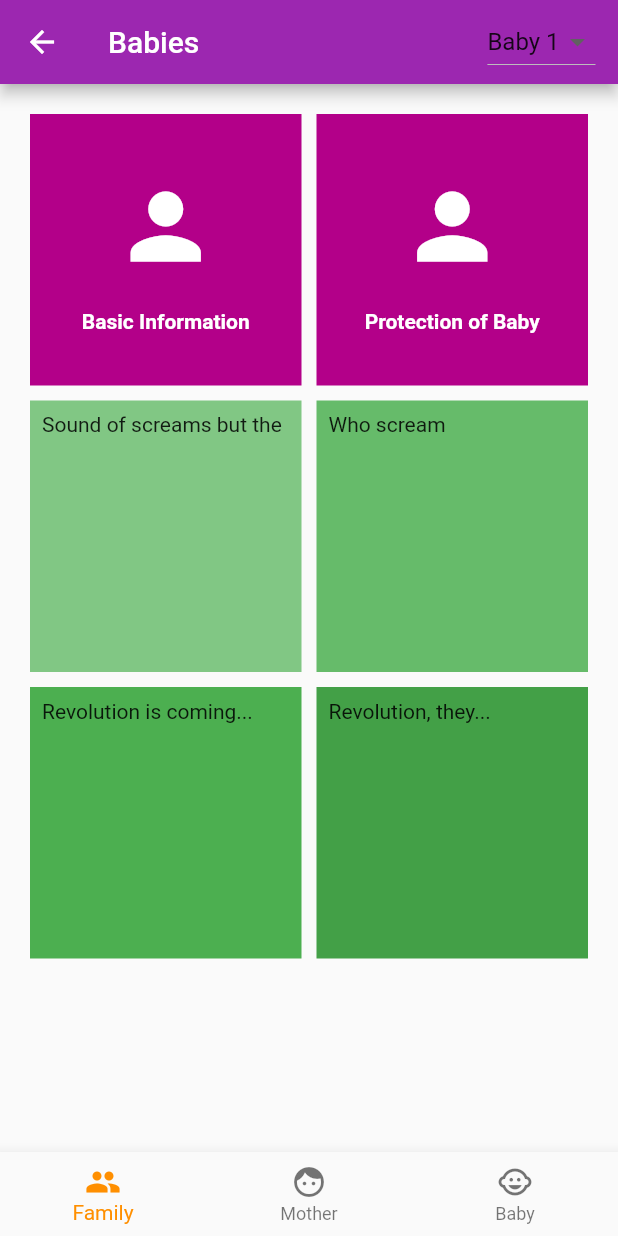
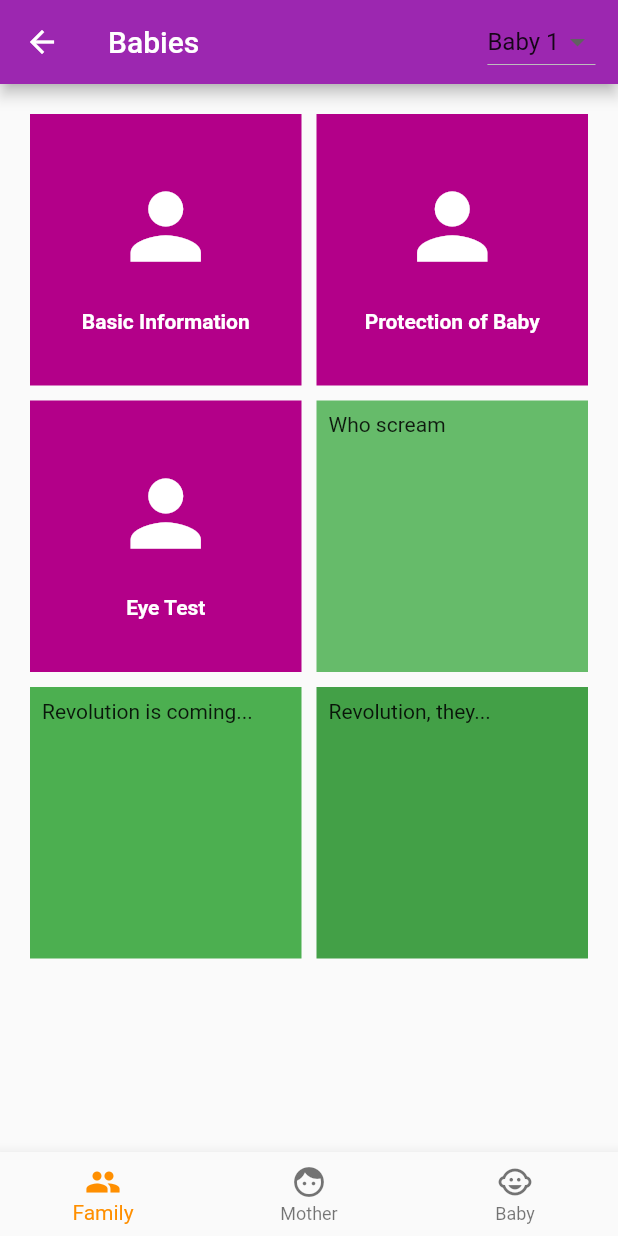
Before and after one commit to eMOH-Kesbewa/eMOH-Project, a Flutter app: the BabyDetails screen opened directly, on a phone screen of 412 x 824 dp. Run offline on Flutter 3.47's test engine with Material 2 defaults, Android fonts, the phone set to English and light mode, and no system bars; our stand-ins replace flutter_icons, material_design_icons_flutter, shared_preferences, toast; accounts and stored records are empty; key blocks and very long unbroken strings in the code were emptied for the run.

Commit message:
eye test not finished

```diff
--- a/mobileapp/lib/pages/babyDetails.dart
+++ b/mobileapp/lib/pages/babyDetails.dart
@@ -2,6 +2,7 @@ import 'package:flutter/material.dart';
 //import 'package:mobileapp/pages/babyInfo/basicInfo.dart';
 import 'package:mobileapp/pages/babyInfo/babyBasicInfo.dart';
 import 'package:mobileapp/pages/babyInfo/babyprotection.dart';
+import 'package:mobileapp/pages/babyInfo/eyeTest.dart';
 import 'package:mobileapp/pages/bottomNavigation.dart';
 import 'package:mobileapp/pages/familyProfile.dart';
 import 'package:mobileapp/pages/motherDetails.dart';
@@ -112,6 +113,38 @@ class _BabyDetailsState extends State<BabyDetails> {
             context, MaterialPageRoute(builder: (context) => BabyProtection())),
       ),
     );
+    final eyeTestBtn = Material(
+      elevation: .0,
+      borderRadius: BorderRadius.circular(0.0),
+      color: Color(0xffb30089),
+      child: MaterialButton(
+        child: Column(
+          children: <Widget>[
+            SizedBox(
+              height: 40.0,
+            ),
+            Icon(
+              Icons.person,
+              color: Colors.white,
+              size: 70.0,
+            ),
+            SizedBox(
+              height: 20.0,
+            ),
+            Text(
+              'Eye Test',
+              style:
+                  TextStyle(fontWeight: FontWeight.bold, color: Colors.white),
+            ),
+          ],
+        ),
+        //minWidth: MediaQuery.of(context).size.width / 2,
+        //height: MediaQuery.of(context).size.width / 4,
+        onPressed: () => Navigator.push(
+            context, MaterialPageRoute(builder: (context) => EyeTest())),
+      ),
+    );
+
     return Scaffold(
       appBar: AppBar(
         title: Text('Babies'),
@@ -134,11 +167,8 @@ class _BabyDetailsState extends State<BabyDetails> {
               children: <Widget>[
                 basicInfoBtn,
                 protectionBtn,
-                Container(
-                  padding: const EdgeInsets.all(8),
-                  child: const Text('Sound of screams but the'),
-                  color: Colors.green[300],
-                ),
+                eyeTestBtn,
+
                 Container(
                   padding: const EdgeInsets.all(8),
                   child: const Text('Who scream'),
--- /dev/null
+++ b/mobileapp/lib/services/babyService/eyeTestService.dart
@@ -0,0 +1,78 @@
+import 'dart:async';
+import 'dart:convert';
+
+import 'package:flutter/material.dart';
+import 'package:http/http.dart' as http;
+import '../globals.dart' as globals;
+
+Future<Baby> fetchBaby2() async {
+  print('fetch Baby function');
+  //String _babyId = globals.BabyId + babyIndex;
+  final response = await http.get(
+      'https://protected-bayou-52277.herokuapp.com/babies/viewbyid/${globals.babyId}');
+  print('status code');
+  print(response.statusCode);
+  print(response.body);
+  // final json = jsonDecode(response.body);
+  if (response.statusCode == 200) {
+    // If the call to the server was successful, parse the JSON.
+    //return (json.decode(response.body));
+    //print(Baby.fromJson(json.decode(response.body)));
+    return Baby.fromJson(json.decode(response.body)[0]);
+  } else {
+    // If that call was not successful, throw an error.
+    throw Exception('Failed to load Baby');
+  }
+}
+
+class Baby {
+  //bool switchVal;
+  bool lightCheck;
+  bool faceCheck;
+  bool turnCheck;
+  bool theneyesCheck;
+  bool lookingCheck;
+  bool touchCheck;
+  bool squintCheck;
+  bool ringCheck;
+  bool askCheck;
+  bool talkCheck;
+
+  Baby(
+      {//this.switchVal,
+      this.lightCheck,
+      this.faceCheck,
+      this.turnCheck,
+      this.theneyesCheck,
+      this.lookingCheck,
+      this.touchCheck,
+      this.squintCheck,
+      this.ringCheck,
+      this.askCheck,
+      this.talkCheck,
+      });
+
+  factory Baby.fromJson(Map<String, dynamic> json) {
+
+    return Baby(
+      // // idNumber: json['Identity_number'],
+      // vilID: json['village_id'],
+      // wifeName: json['Name_of_wife'],
+      // husbandName: json['Name_of_husband'],
+      // childrenCount: json['Number_of_living_childern']
+
+      //switchVal: json["baby_id"],
+      lightCheck: json["does_child_eyes_toward_the_light"],
+      faceCheck: json["does_the_child_look_good_on_your_face"],
+      turnCheck: json["when_you_turn_your_face_to_the_side_do_you_see_the_child_smiling_in_response"],
+      theneyesCheck: json["then_the_baby_eyes_move"],
+      lookingCheck: json["does_the_child_look_arround"],
+      askCheck: json["is_child_streching_out_his_hand_and_tryimg_to_touch_something"],
+      squintCheck: json["do_you_suspect_that_your_child_has_a_problem"],
+      ringCheck: json["is_it_possible_for_a_child_to_pickup_small_things_with_a_thumb_and_forefinger"],
+      talkCheck: json["if_the_person_identifies_them_the_child_will_recognize_them_before_they_call_them"],
+      // childrenCount:
+      //     json["total_Number_of_children_alive_including_this_child"].toString(),
+    );
+  }
+}
```
Also changed, not shown: mobileapp/lib/pages/babyInfo/eyeTest.dart (added, +394 -0 lines).
